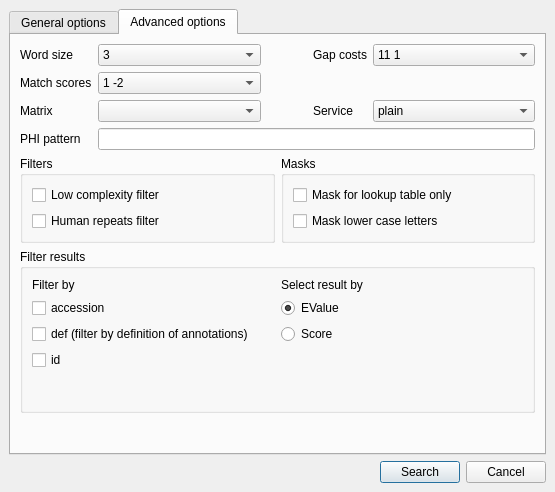
First picture: the form in src/plugins/remote_blast/src/ui/RemoteBLASTDialog.ui, repository dualword/ugene-qt4, before the edit.
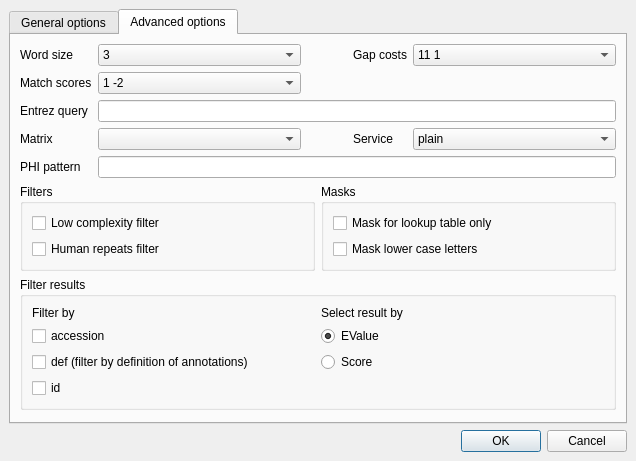
Second picture: the form after the edit. The open tabs and pages were chosen to show the change.

What changed in the file:
```diff
--- a/src/plugins/remote_blast/src/ui/RemoteBLASTDialog.ui
+++ b/src/plugins/remote_blast/src/ui/RemoteBLASTDialog.ui
@@ -1,17 +1,23 @@
 <?xml version="1.0" encoding="UTF-8"?>
 <ui version="4.0">
- <class>Dialog</class>
- <widget class="QDialog" name="Dialog">
+ <class>RemoteBLASTDialog</class>
+ <widget class="QDialog" name="RemoteBLASTDialog">
   <property name="geometry">
    <rect>
     <x>0</x>
     <y>0</y>
-    <width>555</width>
-    <height>492</height>
+    <width>636</width>
+    <height>523</height>
    </rect>
   </property>
+  <property name="sizePolicy">
+   <sizepolicy hsizetype="Preferred" vsizetype="Maximum">
+    <horstretch>0</horstretch>
+    <verstretch>0</verstretch>
+   </sizepolicy>
+  </property>
   <property name="windowTitle">
-   <string>Search through a remote database</string>
+   <string>Search Through a Remote Database</string>
   </property>
   <property name="autoFillBackground">
    <bool>false</bool>
@@ -22,21 +28,48 @@
   <property name="modal">
    <bool>false</bool>
   </property>
-  <layout class="QVBoxLayout" name="verticalLayout_2">
+  <layout class="QVBoxLayout" name="verticalLayout_3">
+   <property name="sizeConstraint">
+    <enum>QLayout::SetMinAndMaxSize</enum>
+   </property>
    <item>
     <widget class="QTabWidget" name="optionsTab">
+     <property name="sizePolicy">
+      <sizepolicy hsizetype="Expanding" vsizetype="Maximum">
+       <horstretch>0</horstretch>
+       <verstretch>0</verstretch>
+      </sizepolicy>
+     </property>
      <property name="currentIndex">
       <number>0</number>
      </property>
-     <widget class="QWidget" name="tab">
+     <widget class="QWidget" name="tabGeneralOptions">
+      <property name="sizePolicy">
+       <sizepolicy hsizetype="Preferred" vsizetype="Preferred">
+        <horstretch>0</horstretch>
+        <verstretch>0</verstretch>
+       </sizepolicy>
+      </property>
       <attribute name="title">
        <string>General options</string>
       </attribute>
-      <layout class="QVBoxLayout" name="verticalLayout_3">
+      <layout class="QVBoxLayout" name="verticalLayout_2">
+       <property name="sizeConstraint">
+        <enum>QLayout::SetMinAndMaxSize</enum>
+       </property>
        <item>
-        <layout class="QGridLayout" name="gridLayout_2">
+        <layout class="QGridLayout" name="layoutSearchOptions">
+         <property name="sizeConstraint">
+          <enum>QLayout::SetMinAndMaxSize</enum>
+         </property>
+         <property name="leftMargin">
+          <number>3</number>
+         </property>
+         <property name="horizontalSpacing">
+          <number>15</number>
+         </property>
          <item row="0" column="0">
-          <widget class="QLabel" name="label_2">
+          <widget class="QLabel" name="lblDatabase">
            <property name="text">
             <string>Select the search type:</string>
            </property>
@@ -69,9 +102,9 @@
           </widget>
          </item>
          <item row="2" column="0">
-          <widget class="QLabel" name="label">
+          <widget class="QLabel" name="lblEvalue">
            <property name="text">
-            <string>Expectation value</string>
+            <string>Expectation value:</string>
            </property>
           </widget>
          </item>
@@ -83,19 +116,25 @@
           </widget>
          </item>
          <item row="3" column="0">
-          <widget class="QLabel" name="label_3">
+          <widget class="QLabel" name="lblQuantity">
+           <property name="toolTip">
+            <string>The maximum number of results</string>
+           </property>
            <property name="text">
-            <string>Max hits</string>
+            <string>Results limit:</string>
            </property>
           </widget>
          </item>
          <item row="3" column="1">
           <widget class="QSpinBox" name="quantitySpinBox">
+           <property name="toolTip">
+            <string>The maximum number of results</string>
+           </property>
            <property name="alignment">
             <set>Qt::AlignRight|Qt::AlignTrailing|Qt::AlignVCenter</set>
            </property>
            <property name="maximum">
-            <number>1000</number>
+            <number>5000</number>
            </property>
            <property name="singleStep">
             <number>10</number>
@@ -127,7 +166,18 @@
         </layout>
        </item>
        <item>
-        <widget class="QLabel" name="label_14">
+        <layout class="QVBoxLayout" name="layoutDb">
+         <property name="spacing">
+          <number>3</number>
+         </property>
+         <property name="sizeConstraint">
+          <enum>QLayout::SetMinAndMaxSize</enum>
+         </property>
+         <property name="topMargin">
+          <number>6</number>
+         </property>
+         <item>
+          <widget class="QLabel" name="lblDb">
          <property name="text">
           <string>The database:</string>
          </property>
@@ -220,15 +270,55 @@
          </item>
         </widget>
        </item>
+        </layout>
+       </item>
        <item>
-        <widget class="QLabel" name="label_9">
+        <layout class="QVBoxLayout" name="layoutDbDescription">
+         <property name="spacing">
+          <number>3</number>
+         </property>
+         <property name="sizeConstraint">
+          <enum>QLayout::SetMinAndMaxSize</enum>
+         </property>
+         <property name="leftMargin">
+          <number>3</number>
+         </property>
+         <property name="topMargin">
+          <number>6</number>
+         </property>
+         <item>
+          <widget class="QLabel" name="lblDbDescription">
+           <property name="sizePolicy">
+            <sizepolicy hsizetype="Preferred" vsizetype="Fixed">
+             <horstretch>0</horstretch>
+             <verstretch>0</verstretch>
+            </sizepolicy>
+           </property>
          <property name="text">
           <string>The database description:</string>
          </property>
         </widget>
        </item>
        <item>
-        <widget class="QTextEdit" name="textEdit">
+          <widget class="QTextEdit" name="teDbDescription">
+           <property name="sizePolicy">
+            <sizepolicy hsizetype="Expanding" vsizetype="MinimumExpanding">
+             <horstretch>0</horstretch>
+             <verstretch>0</verstretch>
+            </sizepolicy>
+           </property>
+           <property name="minimumSize">
+            <size>
+             <width>0</width>
+             <height>100</height>
+            </size>
+           </property>
+           <property name="maximumSize">
+            <size>
+             <width>16777215</width>
+             <height>100</height>
+            </size>
+           </property>
          <property name="readOnly">
           <bool>true</bool>
          </property>
@@ -236,18 +326,27 @@
           <string>&lt;!DOCTYPE HTML PUBLIC &quot;-//W3C//DTD HTML 4.0//EN&quot; &quot;http://www.w3.org/TR/REC-html40/strict.dtd&quot;&gt;
 &lt;html&gt;&lt;head&gt;&lt;meta name=&quot;qrichtext&quot; content=&quot;1&quot; /&gt;&lt;style type=&quot;text/css&quot;&gt;
 p, li { white-space: pre-wrap; }
-&lt;/style&gt;&lt;/head&gt;&lt;body style=&quot; font-family:'Sans Serif'; font-size:9pt; font-weight:400; font-style:normal;&quot;&gt;
-&lt;p style=&quot;-qt-paragraph-type:empty; margin-top:0px; margin-bottom:0px; margin-left:0px; margin-right:0px; -qt-block-indent:0; text-indent:0px; font-family:'MS Shell Dlg 2'; font-size:8pt;&quot;&gt;&lt;/p&gt;&lt;/body&gt;&lt;/html&gt;</string>
+&lt;/style&gt;&lt;/head&gt;&lt;body style=&quot; font-family:'Lucida Grande'; font-size:13pt; font-weight:400; font-style:normal;&quot;&gt;
+&lt;p style=&quot;-qt-paragraph-type:empty; margin-top:0px; margin-bottom:0px; margin-left:0px; margin-right:0px; -qt-block-indent:0; text-indent:0px; font-family:'MS Shell Dlg 2'; font-size:8pt;&quot;&gt;&lt;br /&gt;&lt;/p&gt;&lt;/body&gt;&lt;/html&gt;</string>
          </property>
         </widget>
        </item>
+        </layout>
+       </item>
        <item>
-        <layout class="QVBoxLayout" name="verticalLayout_4"/>
+        <layout class="QVBoxLayout" name="layoutAnnotations">
+         <property name="sizeConstraint">
+          <enum>QLayout::SetFixedSize</enum>
+         </property>
+        </layout>
        </item>
        <item>
-        <layout class="QHBoxLayout" name="horizontalLayout">
+        <layout class="QHBoxLayout" name="layoutTimeout">
+         <property name="sizeConstraint">
+          <enum>QLayout::SetFixedSize</enum>
+         </property>
          <item>
-          <spacer name="horizontalSpacer_2">
+          <spacer name="spacerTimeout">
            <property name="orientation">
             <enum>Qt::Horizontal</enum>
            </property>
@@ -260,7 +359,7 @@
           </spacer>
          </item>
          <item>
-          <widget class="QLabel" name="label_15">
+          <widget class="QLabel" name="lblTimeout">
            <property name="text">
             <string>Search timeout</string>
            </property>
@@ -290,7 +389,7 @@
             <number>1</number>
            </property>
            <property name="value">
-            <number>2</number>
+            <number>10</number>
            </property>
           </widget>
          </item>
@@ -298,26 +397,16 @@
        </item>
       </layout>
      </widget>
-     <widget class="QWidget" name="tab_2">
+     <widget class="QWidget" name="tabAdvancedOptions">
       <attribute name="title">
        <string>Advanced options</string>
       </attribute>
       <layout class="QVBoxLayout" name="verticalLayout_8">
+       <property name="sizeConstraint">
+        <enum>QLayout::SetMinAndMaxSize</enum>
+       </property>
        <item>
-        <layout class="QGridLayout" name="gridLayout">
-         <item row="0" column="0">
-          <widget class="QLabel" name="label_4">
-           <property name="sizePolicy">
-            <sizepolicy hsizetype="Minimum" vsizetype="Preferred">
-             <horstretch>0</horstretch>
-             <verstretch>0</verstretch>
-            </sizepolicy>
-           </property>
-           <property name="text">
-            <string>Word size</string>
-           </property>
-          </widget>
-         </item>
+        <layout class="QGridLayout" name="layoutAdvancedOptions">
          <item row="0" column="1">
           <widget class="QComboBox" name="wordSizeComboBox">
            <property name="sizePolicy">
@@ -351,8 +440,21 @@
            </item>
           </widget>
          </item>
+         <item row="0" column="0">
+          <widget class="QLabel" name="lblWordSize">
+           <property name="sizePolicy">
+            <sizepolicy hsizetype="Minimum" vsizetype="Preferred">
+             <horstretch>0</horstretch>
+             <verstretch>0</verstretch>
+            </sizepolicy>
+           </property>
+           <property name="text">
+            <string>Word size</string>
+           </property>
+          </widget>
+         </item>
          <item row="0" column="3">
-          <widget class="QLabel" name="label_6">
+          <widget class="QLabel" name="lblCosts">
            <property name="text">
             <string>Gap costs</string>
            </property>
@@ -412,7 +514,7 @@
           </widget>
          </item>
          <item row="1" column="0">
-          <widget class="QLabel" name="label_5">
+          <widget class="QLabel" name="lblScores">
            <property name="sizePolicy">
             <sizepolicy hsizetype="Minimum" vsizetype="Preferred">
              <horstretch>0</horstretch>
@@ -461,8 +563,8 @@
            </item>
           </widget>
          </item>
-         <item row="2" column="0">
-          <widget class="QLabel" name="label_10">
+         <item row="3" column="0">
+          <widget class="QLabel" name="lblMatrix">
            <property name="sizePolicy">
             <sizepolicy hsizetype="Minimum" vsizetype="Preferred">
              <horstretch>0</horstretch>
@@ -474,17 +576,63 @@
            </property>
           </widget>
          </item>
-         <item row="2" column="1">
+         <item row="3" column="1">
           <widget class="QComboBox" name="matrixComboBox"/>
          </item>
-         <item row="2" column="3">
-          <widget class="QLabel" name="label_7">
+         <item row="5" column="1" colspan="4">
+          <widget class="QLineEdit" name="phiPatternEdit"/>
+         </item>
+         <item row="5" column="0">
+          <widget class="QLabel" name="lblPhiPattern">
+           <property name="text">
+            <string>PHI pattern</string>
+           </property>
+          </widget>
+         </item>
+         <item row="0" column="2">
+          <spacer name="spacerAdvancedOptions1">
+           <property name="orientation">
+            <enum>Qt::Horizontal</enum>
+           </property>
+           <property name="sizeHint" stdset="0">
+            <size>
+             <width>40</width>
+             <height>20</height>
+            </size>
+           </property>
+          </spacer>
+         </item>
+         <item row="2" column="0">
+          <widget class="QLabel" name="lblEntrezQuery">
+           <property name="text">
+            <string>Entrez query</string>
+           </property>
+          </widget>
+         </item>
+         <item row="2" column="1" colspan="4">
+          <widget class="QLineEdit" name="entrezQueryEdit"/>
+         </item>
+         <item row="3" column="3">
+          <widget class="QLabel" name="lblService">
            <property name="text">
             <string>Service</string>
            </property>
           </widget>
          </item>
-         <item row="2" column="4">
+         <item row="3" column="2">
+          <spacer name="spacerAdvancedOptions2">
+           <property name="orientation">
+            <enum>Qt::Horizontal</enum>
+           </property>
+           <property name="sizeHint" stdset="0">
+            <size>
+             <width>40</width>
+             <height>20</height>
+            </size>
+           </property>
+          </spacer>
+         </item>
+         <item row="3" column="4">
           <widget class="QComboBox" name="serviceComboBox">
            <item>
             <property name="text">
@@ -503,48 +651,12 @@
            </item>
           </widget>
          </item>
-         <item row="3" column="1" colspan="4">
-          <widget class="QLineEdit" name="phiPatternEdit"/>
-         </item>
-         <item row="3" column="0">
-          <widget class="QLabel" name="label_12">
-           <property name="text">
-            <string>PHI pattern</string>
-           </property>
-          </widget>
-         </item>
-         <item row="0" column="2">
-          <spacer name="horizontalSpacer_3">
-           <property name="orientation">
-            <enum>Qt::Horizontal</enum>
-           </property>
-           <property name="sizeHint" stdset="0">
-            <size>
-             <width>40</width>
-             <height>20</height>
-            </size>
-           </property>
-          </spacer>
-         </item>
-         <item row="2" column="2">
-          <spacer name="horizontalSpacer_4">
-           <property name="orientation">
-            <enum>Qt::Horizontal</enum>
-           </property>
-           <property name="sizeHint" stdset="0">
-            <size>
-             <width>40</width>
-             <height>20</height>
-            </size>
-           </property>
-          </spacer>
-         </item>
         </layout>
        </item>
        <item>
-        <layout class="QHBoxLayout" name="horizontalLayout_4">
+        <layout class="QHBoxLayout" name="layoutFiltersAndMasks">
          <item>
-          <widget class="QGroupBox" name="groupBox">
+          <widget class="QGroupBox" name="gbFilters">
            <property name="title">
             <string>Filters</string>
            </property>
@@ -567,7 +679,7 @@
           </widget>
          </item>
          <item>
-          <widget class="QGroupBox" name="groupBox_2">
+          <widget class="QGroupBox" name="gbMasks">
            <property name="title">
             <string>Masks</string>
            </property>
@@ -592,13 +704,13 @@
         </layout>
        </item>
        <item>
-        <widget class="QGroupBox" name="groupBox_3">
+        <widget class="QGroupBox" name="gbFilterResults">
          <property name="title">
           <string>Filter results</string>
          </property>
          <layout class="QVBoxLayout" name="verticalLayout_6">
           <item>
-           <layout class="QGridLayout" name="gridLayout_3">
+           <layout class="QGridLayout" name="layoutFilterResults">
             <item row="0" column="0">
              <widget class="QLabel" name="label_8">
               <property name="text">
@@ -606,13 +718,6 @@
               </property>
              </widget>
             </item>
-            <item row="1" column="0">
-             <widget class="QCheckBox" name="accessionCheckBox">
-              <property name="text">
-               <string>accession</string>
-              </property>
-             </widget>
-            </item>
             <item row="2" column="0">
              <widget class="QCheckBox" name="defCheckBox">
               <property name="text">
@@ -620,6 +725,20 @@
               </property>
              </widget>
             </item>
+            <item row="2" column="1">
+             <widget class="QRadioButton" name="scoreRadioButton">
+              <property name="text">
+               <string>Score</string>
+              </property>
+             </widget>
+            </item>
+            <item row="1" column="0">
+             <widget class="QCheckBox" name="accessionCheckBox">
+              <property name="text">
+               <string>accession</string>
+              </property>
+             </widget>
+            </item>
             <item row="3" column="0">
              <widget class="QCheckBox" name="idCheckBox">
               <property name="text">
@@ -627,13 +746,6 @@
               </property>
              </widget>
             </item>
-            <item row="0" column="1">
-             <widget class="QLabel" name="label_11">
-              <property name="text">
-               <string>Select result by</string>
-              </property>
-             </widget>
-            </item>
             <item row="1" column="1">
              <widget class="QRadioButton" name="evalueRadioButton">
               <property name="text">
@@ -644,39 +756,13 @@
               </property>
              </widget>
             </item>
-            <item row="2" column="1">
-             <widget class="QRadioButton" name="scoreRadioButton">
+            <item row="0" column="1">
+             <widget class="QLabel" name="label_11">
               <property name="text">
-               <string>Score</string>
+               <string>Select result by</string>
               </property>
              </widget>
             </item>
-            <item row="4" column="0">
-             <spacer name="verticalSpacer">
-              <property name="orientation">
-               <enum>Qt::Vertical</enum>
-              </property>
-              <property name="sizeHint" stdset="0">
-               <size>
-                <width>20</width>
-                <height>40</height>
-               </size>
-              </property>
-             </spacer>
-            </item>
-            <item row="4" column="1">
-             <spacer name="verticalSpacer_3">
-              <property name="orientation">
-               <enum>Qt::Vertical</enum>
-              </property>
-              <property name="sizeHint" stdset="0">
-               <size>
-                <width>39</width>
-                <height>13</height>
-               </size>
-              </property>
-             </spacer>
-            </item>
            </layout>
           </item>
          </layout>
@@ -687,10 +773,13 @@
          <property name="orientation">
           <enum>Qt::Vertical</enum>
          </property>
+         <property name="sizeType">
+          <enum>QSizePolicy::MinimumExpanding</enum>
+         </property>
          <property name="sizeHint" stdset="0">
           <size>
-           <width>20</width>
-           <height>40</height>
+           <width>1</width>
+           <height>1</height>
           </size>
          </property>
         </spacer>
@@ -700,35 +789,11 @@
     </widget>
    </item>
    <item>
-    <layout class="QHBoxLayout" name="horizontalLayout_3">
-     <item>
-      <spacer name="horizontalSpacer">
-       <property name="orientation">
-        <enum>Qt::Horizontal</enum>
-       </property>
-       <property name="sizeHint" stdset="0">
-        <size>
-         <width>138</width>
-         <height>20</height>
-        </size>
-       </property>
-      </spacer>
-     </item>
-     <item>
-      <widget class="QPushButton" name="okButton">
-       <property name="text">
-        <string>Search</string>
-       </property>
-      </widget>
-     </item>
-     <item>
-      <widget class="QPushButton" name="cancelButton">
-       <property name="text">
-        <string>Cancel</string>
-       </property>
-      </widget>
-     </item>
-    </layout>
+    <widget class="QDialogButtonBox" name="buttonBox">
+     <property name="standardButtons">
+      <set>QDialogButtonBox::Cancel|QDialogButtonBox::Ok</set>
+     </property>
+    </widget>
    </item>
   </layout>
  </widget>
```
Left out of the diff: 27 changed lines with no effect on the pictures. Lines whose indentation alone changed are shown as unchanged.
